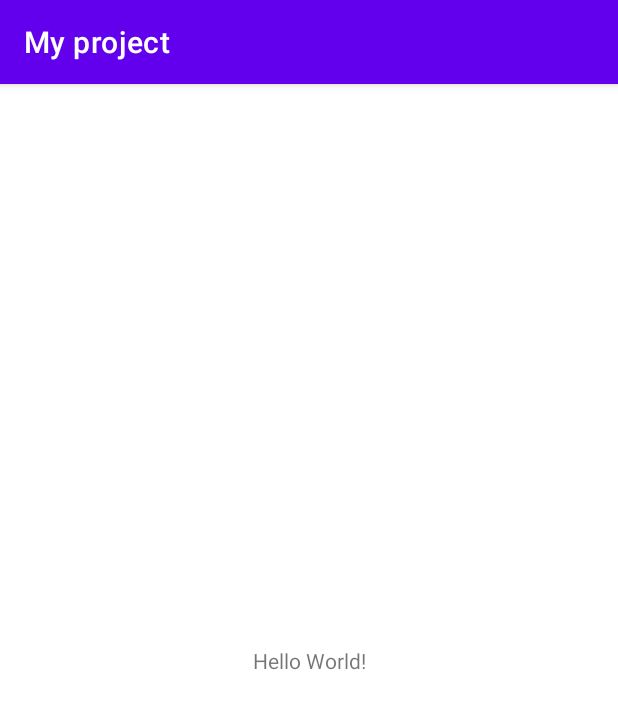
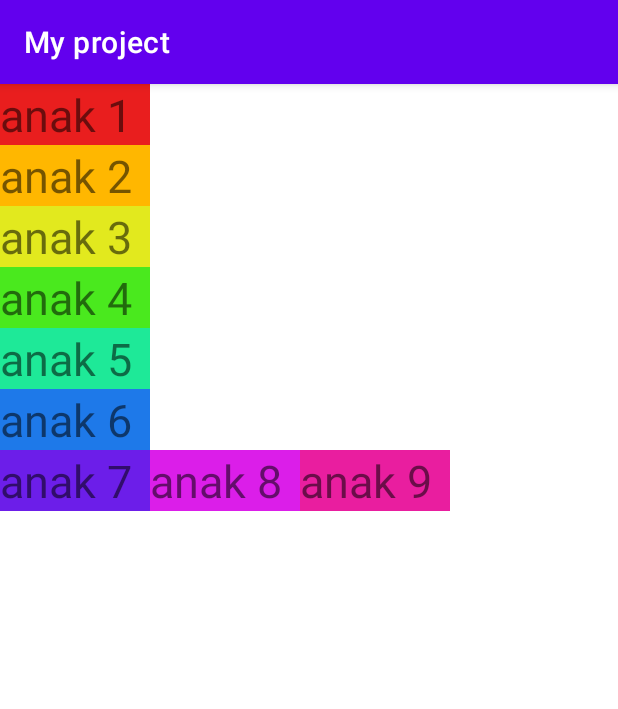
Before and after one commit to ramaaaaafth/project1, an Android app: the screen it shows after launch (MainActivity), on a phone screen of 412 x 824 dp. Shown: the top 709 px of the screen. Run offline under Robolectric (Android 15) with nearby library versions, the phone set to English and light mode, and no system bars.

Commit message:
update layout main

```diff
--- a/app/src/main/res/layout/activity_main.xml
+++ b/app/src/main/res/layout/activity_main.xml
@@ -1,18 +1,74 @@
 <?xml version="1.0" encoding="utf-8"?>
-<androidx.constraintlayout.widget.ConstraintLayout xmlns:android="http://schemas.android.com/apk/res/android"
-    xmlns:app="http://schemas.android.com/apk/res-auto"
+<LinearLayout
+    xmlns:android="http://schemas.android.com/apk/res/android"
     xmlns:tools="http://schemas.android.com/tools"
+    android:orientation="vertical"
     android:layout_width="match_parent"
     android:layout_height="match_parent"
     tools:context=".MainActivity">
 
     <TextView
-        android:layout_width="wrap_content"
-        android:layout_height="wrap_content"
-        android:text="Hello World!"
-        app:layout_constraintBottom_toBottomOf="parent"
-        app:layout_constraintLeft_toLeftOf="parent"
-        app:layout_constraintRight_toRightOf="parent"
-        app:layout_constraintTop_toTopOf="parent" />
+        android:text="anak 1"
+        android:textSize="30sp"
+        android:background="#E91E1E"
+        android:layout_width="100dp"
+        android:layout_height="wrap_content"/>
+    <TextView
+        android:text="anak 2"
+        android:textSize="30sp"
+        android:background="#FFB700"
+        android:layout_width="100dp"
+        android:layout_height="wrap_content"/>
+    <TextView
+        android:text="anak 3"
+        android:textSize="30sp"
+        android:background="#E2E91E"
+        android:layout_width="100dp"
+        android:layout_height="wrap_content"/>
+    <TextView
+        android:text="anak 4"
+        android:textSize="30sp"
+        android:background="#4AE91E"
+        android:layout_width="100dp"
+        android:layout_height="wrap_content"/>;
+    <TextView
+        android:text="anak 5"
+        android:textSize="30sp"
+        android:background="#1EE998"
+        android:layout_width="100dp"
+        android:layout_height="wrap_content"/>;
+    <TextView
+        android:text="anak 6"
+        android:textSize="30sp"
+        android:background="#1E79E9"
+        android:layout_width="100dp"
+        android:layout_height="wrap_content"/>;
+    <LinearLayout
+        xmlns:android="http://schemas.android.com/apk/res/android"
+        xmlns:tools="http://schemas.android.com/tools"
+        android:orientation="horizontal"
+        android:layout_width="match_parent"
+        android:layout_height="match_parent"
+        tools:context=".MainActivity">
 
-</androidx.constraintlayout.widget.ConstraintLayout>
+        <TextView
+            android:text="anak 7"
+            android:textSize="30sp"
+            android:background="#6C1EE9"
+            android:layout_width="100dp"
+            android:layout_height="wrap_content"/>;
+        <TextView
+            android:text="anak 8"
+            android:textSize="30sp"
+            android:background="#DB1EE9"
+            android:layout_width="100dp"
+            android:layout_height="wrap_content"/>;
+        <TextView
+            android:text="anak 9"
+            android:textSize="30sp"
+            android:background="#E91E9F"
+            android:layout_width="100dp"
+            android:layout_height="wrap_content"/>;
+    </LinearLayout>
+
+</LinearLayout>
```
